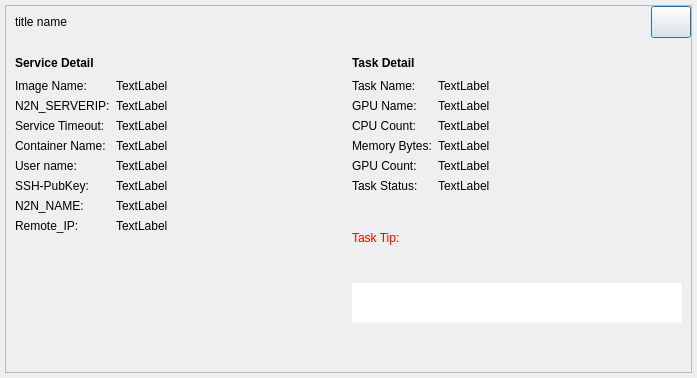
Qt form src/qt/forms/servicedetail.ui (MassGrid/MassGrid) before a commit.
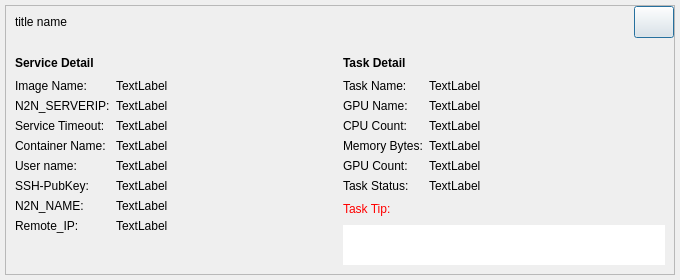
The same form after that commit.

```diff
--- a/src/qt/forms/servicedetail.ui
+++ b/src/qt/forms/servicedetail.ui
@@ -6,8 +6,8 @@
    <rect>
     <x>0</x>
     <y>0</y>
-    <width>697</width>
-    <height>378</height>
+    <width>680</width>
+    <height>280</height>
    </rect>
   </property>
   <property name="windowTitle">
```
